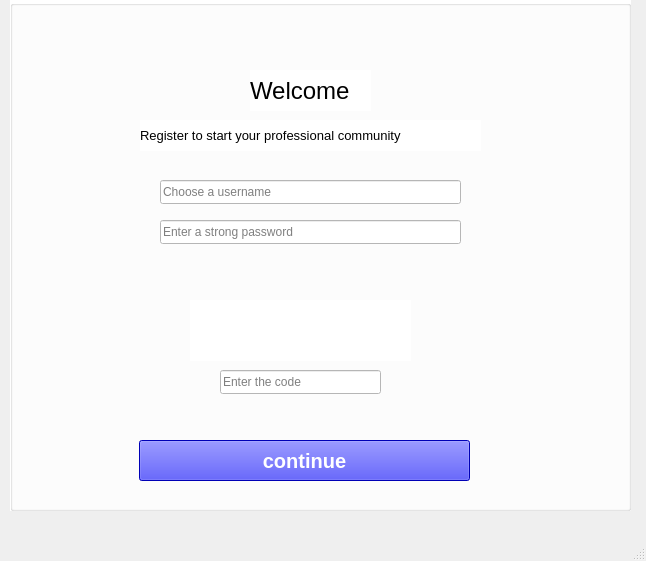
First picture: the form in register.ui, repository HOOMANRT/HoomAbol, before the edit.
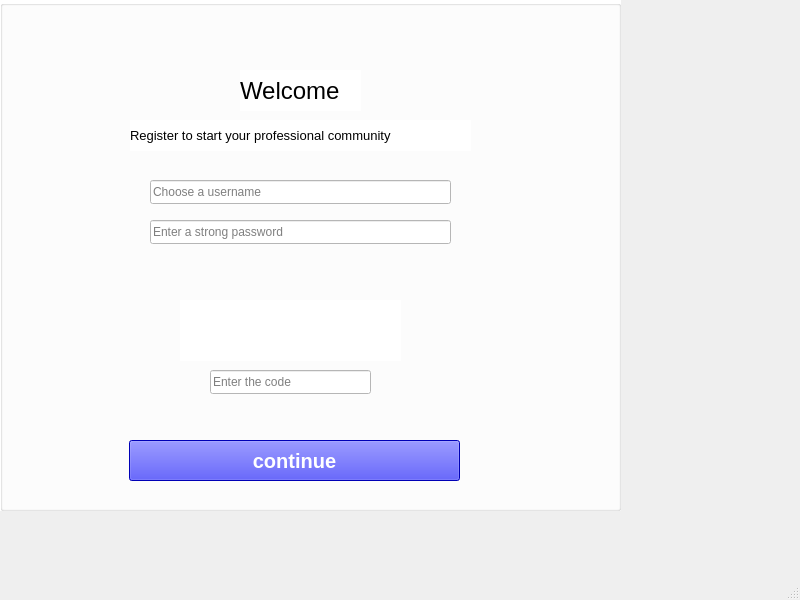
Second picture: the form after the edit.

```diff
--- a/register.ui
+++ b/register.ui
@@ -6,8 +6,8 @@
    <rect>
     <x>0</x>
     <y>0</y>
-    <width>646</width>
-    <height>561</height>
+    <width>800</width>
+    <height>600</height>
    </rect>
   </property>
   <property name="windowTitle">
@@ -17,7 +17,7 @@
    <widget class="QGroupBox" name="groupBox">
     <property name="geometry">
      <rect>
-      <x>10</x>
+      <x>0</x>
       <y>0</y>
       <width>621</width>
       <height>511</height>
```
Left out of the diff: 4 changed lines with no effect on the pictures.
